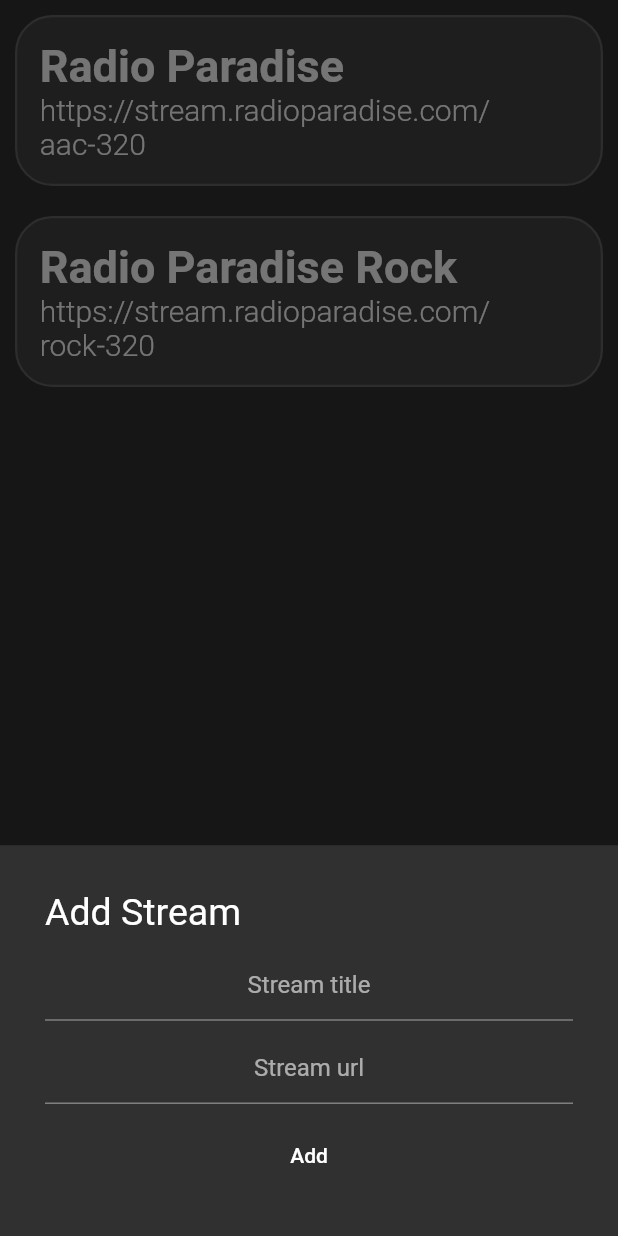
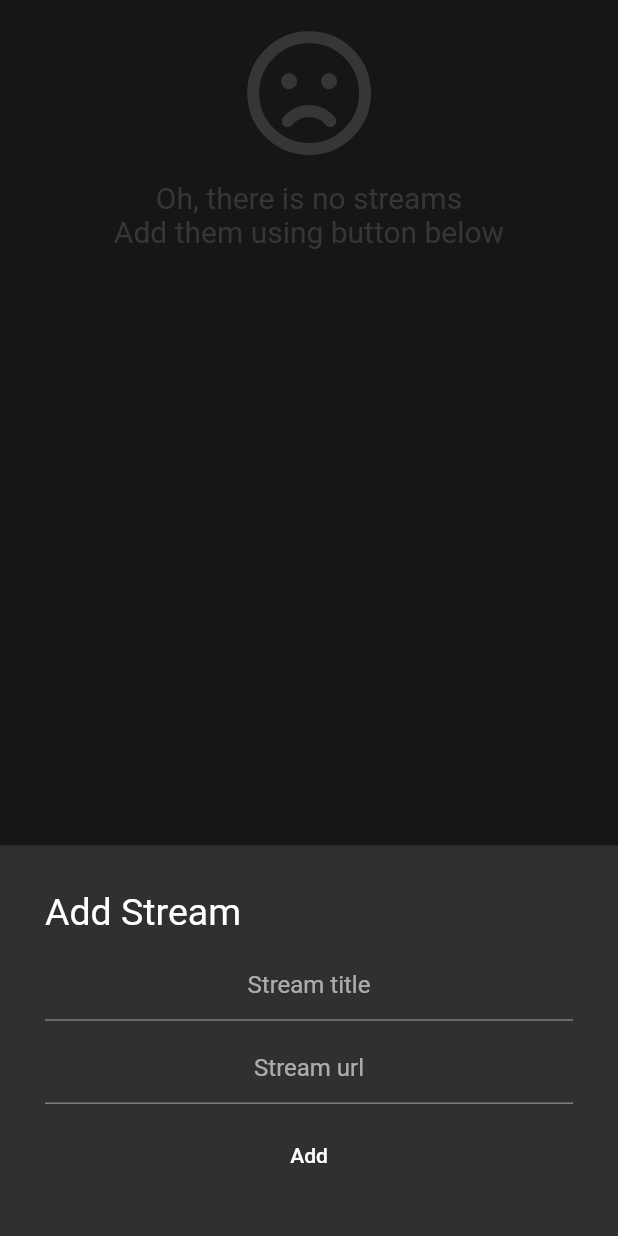
Before and after one commit to uSlashVlad/streamlinker, a Flutter app: the screen it shows after launch, after a tap on the "add circle" icon, on a phone screen of 412 x 824 dp. Run offline on Flutter 3.47's test engine with Material 2 defaults, Android fonts, the phone set to English and light mode, and no system bars; our stand-ins replace font_awesome_flutter, hive, hive_flutter, just_audio, toast; missing offline and left inert: flutter_media_notification; accounts and stored records are empty.

Commit message:
Stations saving, signing

```diff
--- a/lib/main.dart
+++ b/lib/main.dart
@@ -2,8 +2,10 @@ import 'package:flutter/material.dart';
 import 'package:provider/provider.dart';
 import 'package:streamlink_player/screens/main_screen.dart';
 import 'package:streamlink_player/models.dart';
+import 'package:streamlink_player/services/database.dart';
 
-void main() {
+void main() async {
+  await DataProvider().init();
   runApp(MyApp());
 }
 
--- a/lib/models.dart
+++ b/lib/models.dart
@@ -1,5 +1,6 @@
 import 'package:flutter/material.dart';
 import 'dart:collection';
+import 'package:streamlink_player/services/database.dart';
 
 class StreamStation {
   StreamStation(this.title, this.url);
@@ -9,11 +10,7 @@ class StreamStation {
 }
 
 class StationsData extends ChangeNotifier {
-  List<StreamStation> _streams = [
-    StreamStation('Radio Paradise', 'https://stream.radioparadise.com/aac-320'),
-    StreamStation(
-        'Radio Paradise Rock', 'https://stream.radioparadise.com/rock-320')
-  ];
+  List<StreamStation> _streams = [];
 
   UnmodifiableListView<StreamStation> get streams {
     return UnmodifiableListView(_streams);
@@ -33,6 +30,7 @@ class StationsData extends ChangeNotifier {
       if (_streams[i].url == url) {
         _streams.removeAt(i);
         notifyListeners();
+        DataProvider().remove(i);
         return true;
       }
     }
--- a/lib/screens/add_station_screen.dart
+++ b/lib/screens/add_station_screen.dart
@@ -2,6 +2,7 @@ import 'package:flutter/material.dart';
 import 'package:provider/provider.dart';
 import 'package:toast/toast.dart';
 import 'package:streamlink_player/models.dart';
+import 'package:streamlink_player/services/database.dart';
 
 class AddStationScreen extends StatefulWidget {
   @override
@@ -45,15 +46,18 @@ class _AddStationScreenState extends State<AddStationScreen> {
           SizedBox(height: 10),
           FlatButton(
               onPressed: () {
-                if (titleFieldController.text != null &&
-                    titleFieldController.text != '' &&
-                    urlFieldController.text != null &&
-                    urlFieldController.text != '') {
+                final newTitle = titleFieldController.text;
+                final newUrl = urlFieldController.text;
+                if (newTitle != null &&
+                    newTitle != '' &&
+                    newUrl != null &&
+                    newUrl != '') {
                   final res = Provider.of<StationsData>(context, listen: false)
                       .addStream(
-                    title: titleFieldController.text,
-                    url: urlFieldController.text,
+                    title: newTitle,
+                    url: newUrl,
                   );
+                  DataProvider().add({'title': newTitle, 'url': newUrl});
                   if (res) {
                     Navigator.pop(context);
                   } else {
--- a/lib/screens/main_screen.dart
+++ b/lib/screens/main_screen.dart
@@ -1,7 +1,10 @@
 import 'package:flutter/material.dart';
+import 'package:provider/provider.dart';
 import 'package:streamlink_player/widgets/streams_list.dart';
 import 'package:streamlink_player/widgets/controll_bar.dart';
 import 'package:streamlink_player/services/player.dart';
+import 'package:streamlink_player/models.dart';
+import 'package:streamlink_player/services/database.dart';
 
 // const kUrlMP3 = 'https://stream.radioparadise.com/mp3-320';
 // const kUrlAAC = '';
@@ -14,6 +17,15 @@ class MainScreen extends StatefulWidget {
 
 class _MainScreenState extends State<MainScreen> {
   final player = Player();
+  final db = DataProvider().getAll();
+
+  @override
+  void initState() {
+    print('Data loading!\n$db');
+    db.forEach((element) => Provider.of<StationsData>(context, listen: false)
+        .addStream(title: element['title'], url: element['url']));
+    super.initState();
+  }
 
   @override
   Widget build(BuildContext context) {
--- /dev/null
+++ b/lib/services/database.dart
@@ -0,0 +1,30 @@
+import 'package:hive/hive.dart';
+import 'package:hive_flutter/hive_flutter.dart';
+
+class DataProvider {
+  static final DataProvider _singleton = DataProvider._internal();
+  factory DataProvider() {
+    return _singleton;
+  }
+  DataProvider._internal();
+
+  Box box;
+
+  Future<void> init() async {
+    await Hive.initFlutter();
+    box = await Hive.openBox('dataBox');
+  }
+
+  List<Map> getAll() {
+    if (box == null) return List();
+    List<Map> res = List<Map>();
+    for (int i = 0; i < box.length; i++) {
+      res.add(box.getAt(i));
+    }
+    return res;
+  }
+
+  Future<void> remove(int index) => box.deleteAt(index);
+
+  Future<void> add(Map data) => box.add(data);
+}
--- a/lib/widgets/streams_list.dart
+++ b/lib/widgets/streams_list.dart
@@ -3,6 +3,7 @@ import 'package:provider/provider.dart';
 import 'stream_card.dart';
 import 'package:streamlink_player/models.dart';
 import 'package:streamlink_player/services/player.dart';
+import 'package:font_awesome_flutter/font_awesome_flutter.dart';
 
 class StreamsList extends StatelessWidget {
   StreamsList(this.player);
@@ -12,16 +13,38 @@ class StreamsList extends StatelessWidget {
   Widget build(BuildContext context) {
     return Consumer(
       builder: (context, StationsData value, child) {
+        if (value.streamsCount != 0)
           return ListView.builder(
             itemBuilder: (context, i) {
               return StreamCard(
                 player,
                 title: value.streams[i].title,
                 url: value.streams[i].url,
-              isActive: (value.streams[i].url == value.activeUrl) & player.isPlaying,
+                isActive: (value.streams[i].url == value.activeUrl) &
+                    player.isPlaying,
               );
             },
             itemCount: value.streamsCount,
+          );
+        else
+          return Column(
+            children: <Widget>[
+              SizedBox(height: 20),
+              Icon(
+                FontAwesomeIcons.frown,
+                size: 85,
+                color: Colors.grey[600],
+              ),
+              SizedBox(height: 15),
+              Text(
+                'Oh, there is no streams\nAdd them using button below',
+                textAlign: TextAlign.center,
+                style: TextStyle(
+                  color: Colors.grey[600],
+                  fontSize: 20,
+                ),
+              )
+            ],
           );
       },
     );
--- a/pubspec.yaml
+++ b/pubspec.yaml
@@ -1,7 +1,7 @@
 name: streamlink_player
 description: A new Flutter project.
 publish_to: 'none'
-version: 1.0.0+1
+version: 1.1.0+2
 
 environment:
   sdk: ">=2.7.0 <3.0.0"
@@ -11,11 +11,13 @@ dependencies:
     sdk: flutter
 
   cupertino_icons: ^0.1.3
-  # audioplayers: ^0.15.1
   just_audio: ^0.2.2
   flutter_media_notification: ^1.2.6
   provider: ^4.3.1
   toast: ^0.1.5
+  hive: ^1.4.2
+  hive_flutter: ^0.3.1
+  font_awesome_flutter: ^8.8.1
 
 dev_dependencies:
   flutter_test:
```
Also changed, not shown: pubspec.lock, 2 other files. Lines whose indentation alone changed are shown as unchanged.
